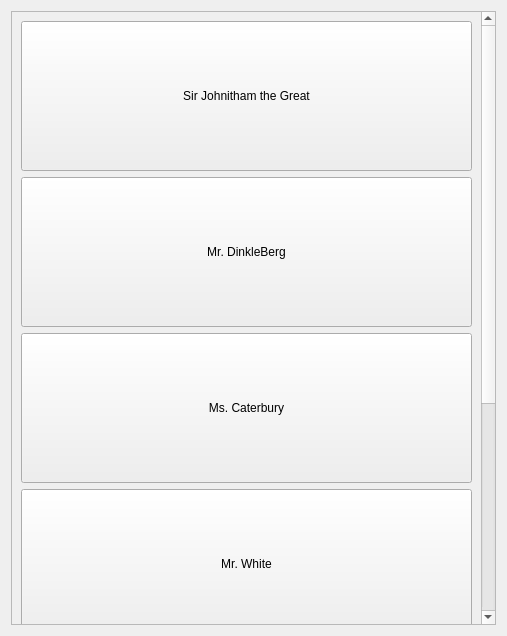
The window that iRestMyCase/selectclient.ui (NolanTaylor/a8-edu-game) describes before a commit, drawn with Qt 5.
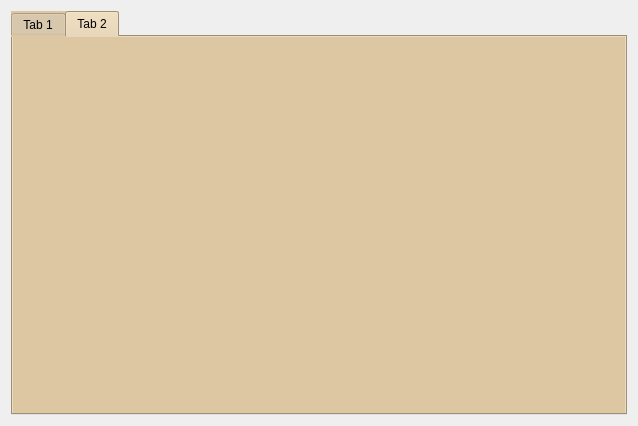
The same window after the commit.

Commit message: Changed select clients to a manila folder

Diff of the .ui file:
```diff
--- a/iRestMyCase/selectclient.ui
+++ b/iRestMyCase/selectclient.ui
@@ -6,8 +6,8 @@
    <rect>
     <x>0</x>
     <y>0</y>
-    <width>507</width>
-    <height>636</height>
+    <width>638</width>
+    <height>426</height>
    </rect>
   </property>
   <property name="windowTitle">
@@ -15,100 +15,51 @@
   </property>
   <layout class="QGridLayout" name="gridLayout">
    <item row="0" column="0">
-    <widget class="QScrollArea" name="scrollArea">
-     <property name="widgetResizable">
-      <bool>true</bool>
+    <widget class="QTabWidget" name="tabWidget">
+     <property name="styleSheet">
+      <string notr="true">background-color: rgb(221, 199, 163);</string>
      </property>
-     <widget class="QWidget" name="scrollAreaWidgetContents">
-      <property name="geometry">
-       <rect>
-        <x>0</x>
-        <y>0</y>
-        <width>466</width>
-        <height>957</height>
-       </rect>
-      </property>
-      <layout class="QVBoxLayout" name="verticalLayout">
-       <item>
-        <widget class="QPushButton" name="client1">
-         <property name="minimumSize">
-          <size>
-           <width>0</width>
-           <height>150</height>
-          </size>
-         </property>
+     <property name="currentIndex">
+      <number>1</number>
+     </property>
+     <widget class="QWidget" name="tab">
+      <attribute name="title">
+       <string>Tab 1</string>
+      </attribute>
+      <layout class="QGridLayout" name="gridLayout_2">
+       <item row="0" column="0">
+        <widget class="QLabel" name="label">
          <property name="text">
-          <string>Sir Johnitham the Great</string>
+          <string>LIST OF CLIENTELE</string>
          </property>
-        </widget>
-       </item>
-       <item>
-        <widget class="QPushButton" name="client2">
-         <property name="minimumSize">
-          <size>
-           <width>0</width>
-           <height>150</height>
-          </size>
-         </property>
-         <property name="text">
-          <string>Mr. DinkleBerg</string>
-         </property>
-        </widget>
-       </item>
-       <item>
-        <widget class="QPushButton" name="client3">
-         <property name="minimumSize">
-          <size>
-           <width>0</width>
-           <height>150</height>
-          </size>
-         </property>
-         <property name="text">
-          <string>Ms. Caterbury</string>
-         </property>
-        </widget>
-       </item>
-       <item>
-        <widget class="QPushButton" name="client4">
-         <property name="minimumSize">
-          <size>
-           <width>0</width>
-           <height>150</height>
-          </size>
-         </property>
-         <property name="text">
-          <string>Mr. White</string>
-         </property>
-        </widget>
-       </item>
-       <item>
-        <widget class="QPushButton" name="client5">
-         <property name="minimumSize">
-          <size>
-           <width>100</width>
-           <height>150</height>
-          </size>
-         </property>
-         <property name="text">
-          <string>Maxwell the Cat</string>
-         </property>
-        </widget>
-       </item>
-       <item>
-        <widget class="QPushButton" name="client6">
-         <property name="minimumSize">
-          <size>
-           <width>100</width>
-           <height>150</height>
-          </size>
-         </property>
-         <property name="text">
-          <string>Oily Josh</string>
+         <property name="alignment">
+          <set>Qt::AlignCenter</set>
          </property>
         </widget>
        </item>
       </layout>
      </widget>
+     <widget class="QWidget" name="client1_tab">
+      <attribute name="title">
+       <string>Tab 2</string>
+      </attribute>
+      <widget class="QLabel" name="client1">
+       <property name="geometry">
+        <rect>
+         <x>10</x>
+         <y>10</y>
+         <width>161</width>
+         <height>151</height>
+        </rect>
+       </property>
+       <property name="autoFillBackground">
+        <bool>false</bool>
+       </property>
+       <property name="text">
+        <string/>
+       </property>
+      </widget>
+     </widget>
     </widget>
    </item>
   </layout>
```
The commit also changes 10 other files.
